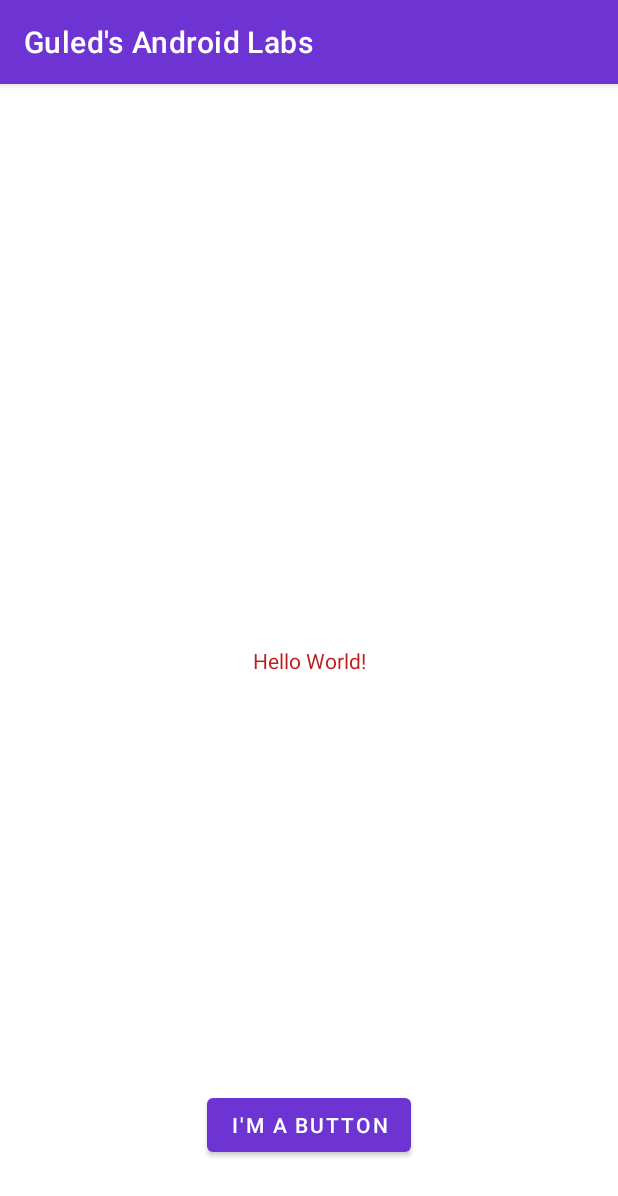
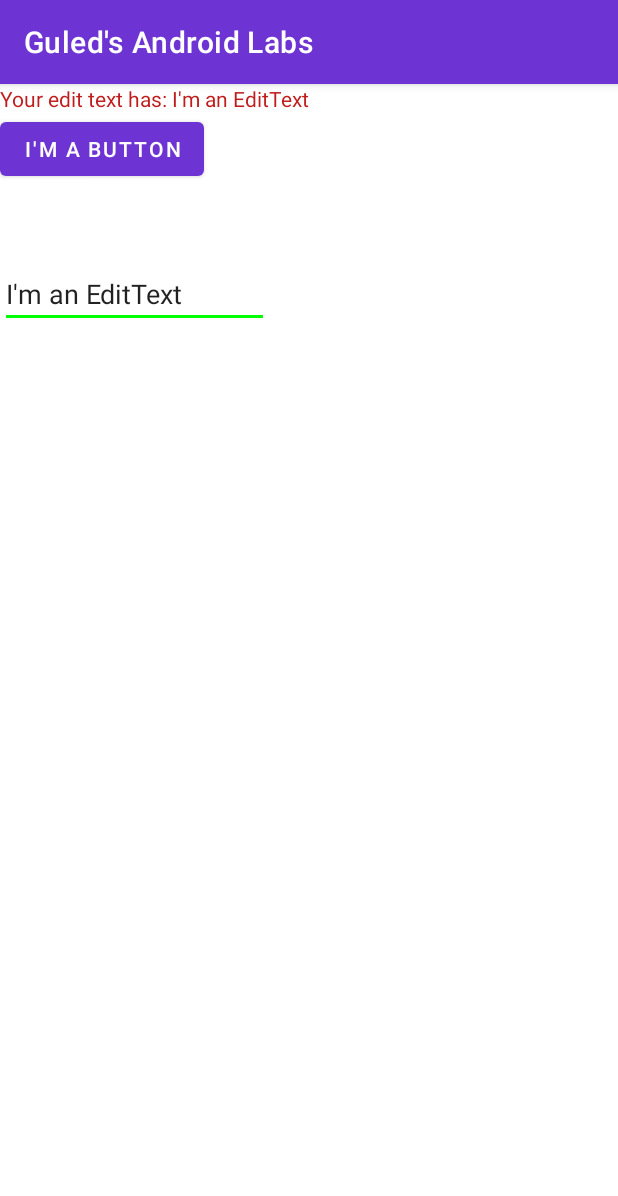
Before and after one commit to Nur00076/Guleds_Android_Labs, an Android app: the screen it shows after launch (MainActivity), on a phone screen of 412 x 824 dp. Shown: the top 1196 px of the screen. Run offline under Robolectric (Android 15) with nearby library versions, the phone set to English and light mode, and no system bars.

```diff
--- a/app/build.gradle
+++ b/app/build.gradle
@@ -4,6 +4,10 @@ plugins {
 
 android {
     compileSdk 32
+
+    buildFeatures {
+        viewBinding true
+    }
 
     defaultConfig {
         applicationId "algonquin.cst2335.nur00076"
--- a/app/src/main/java/algonquin/cst2335/nur00076/MainActivity.java
+++ b/app/src/main/java/algonquin/cst2335/nur00076/MainActivity.java
@@ -3,12 +3,38 @@ package algonquin.cst2335.nur00076;
 import androidx.appcompat.app.AppCompatActivity;
 
 import android.os.Bundle;
+import android.view.View;
+import android.widget.Button;
+import android.widget.EditText;
+import android.widget.TextView;
+
+import algonquin.cst2335.nur00076.databinding.ActivityMainBinding;
 
 public class MainActivity extends AppCompatActivity {
+
+    private ActivityMainBinding variableBinding;
 
     @Override
     protected void onCreate(Bundle savedInstanceState) {
         super.onCreate(savedInstanceState);
-        setContentView(R.layout.activity_main);
+
+        variableBinding = ActivityMainBinding.inflate(getLayoutInflater());
+        setContentView(variableBinding.getRoot());
+
+        TextView mytext = variableBinding.textview;
+        EditText myedit = variableBinding.myedittext;
+
+        String editString = myedit.getText().toString();
+        mytext.setText( "Your edit text has: " + editString);
+
+        final Button btn = findViewById(R.id.mybutton);
+        btn.setOnClickListener(new View.OnClickListener() {
+            public void onClick(View v) {
+                // Code here executes on main thread after user presses button
+            }
+        });
+
+
     }
+
 }
--- a/app/src/main/res/layout/activity_main.xml
+++ b/app/src/main/res/layout/activity_main.xml
@@ -1,28 +1,30 @@
 <?xml version="1.0" encoding="utf-8"?>
-<androidx.constraintlayout.widget.ConstraintLayout xmlns:android="http://schemas.android.com/apk/res/android"
-    xmlns:app="http://schemas.android.com/apk/res-auto"
+<LinearLayout
+    xmlns:android="http://schemas.android.com/apk/res/android"
     xmlns:tools="http://schemas.android.com/tools"
     android:layout_width="match_parent"
     android:layout_height="match_parent"
-    tools:context=".MainActivity">
+    tools:context=".MainActivity"
+    android:orientation="vertical" >
 
     <TextView
+        android:id="@+id/textview"
         android:layout_width="wrap_content"
         android:layout_height="wrap_content"
-        android:text="@string/hello_message"
-        app:layout_constraintBottom_toBottomOf="parent"
-        app:layout_constraintEnd_toEndOf="parent"
-        app:layout_constraintStart_toStartOf="parent"
-        app:layout_constraintTop_toTopOf="parent" />
+        android:text="@string/hello_message" />
 
     <Button
+        android:id="@+id/mybutton"
         android:layout_width="wrap_content"
         android:layout_height="wrap_content"
         android:layout_marginBottom="50dp"
-        android:text="@string/button_message"
-        app:layout_constraintBottom_toBottomOf="parent"
-        app:layout_constraintEnd_toEndOf="parent"
-        app:layout_constraintHorizontal_bias="0.5"
-        app:layout_constraintStart_toStartOf="parent" />
+        android:text="@string/button_message" />
 
-</androidx.constraintlayout.widget.ConstraintLayout>
+    <EditText
+        android:id="@+id/myedittext"
+        android:text="@string/editmessage"
+        android:hint="@string/hinttext"
+        android:layout_width="wrap_content"
+        android:layout_height="wrap_content" />
+
+</LinearLayout>
--- a/app/src/main/res/values/strings.xml
+++ b/app/src/main/res/values/strings.xml
@@ -2,4 +2,7 @@
     <string name="app_name">Guled\'s Android Labs</string>
     <string name="hello_message">Hello World!</string>
     <string name="button_message">I\'m a button</string>
+    <string name="editmessage">I\'m an EditText</string>
+    <string name="hinttext">Write something here</string>
+
 </resources>
```
